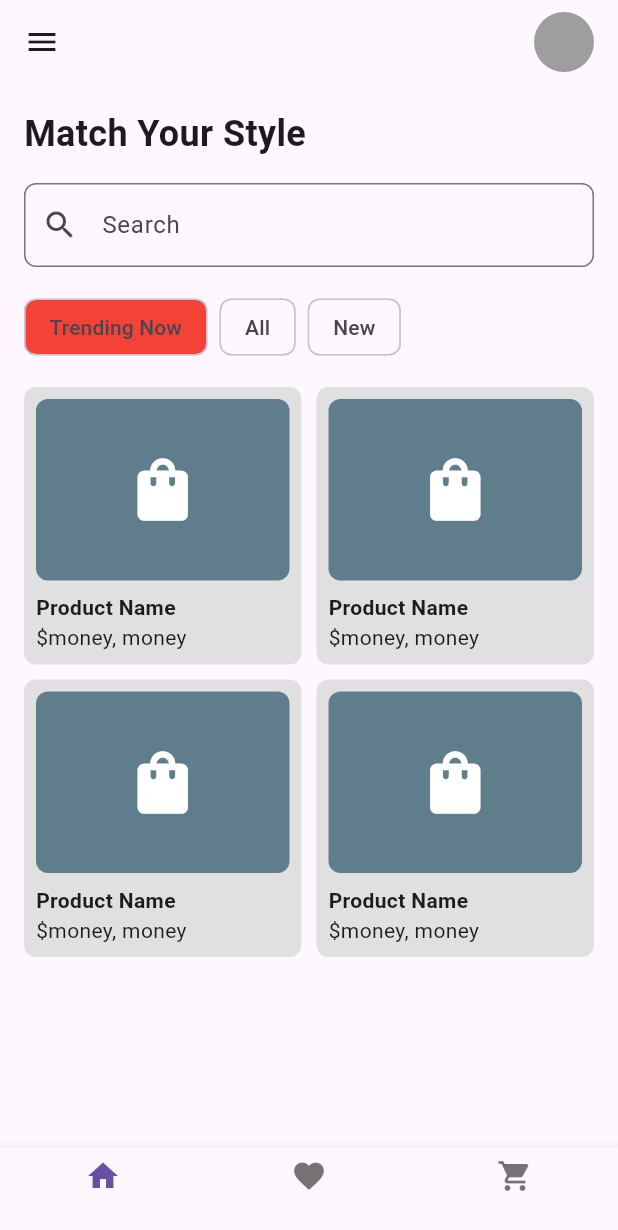
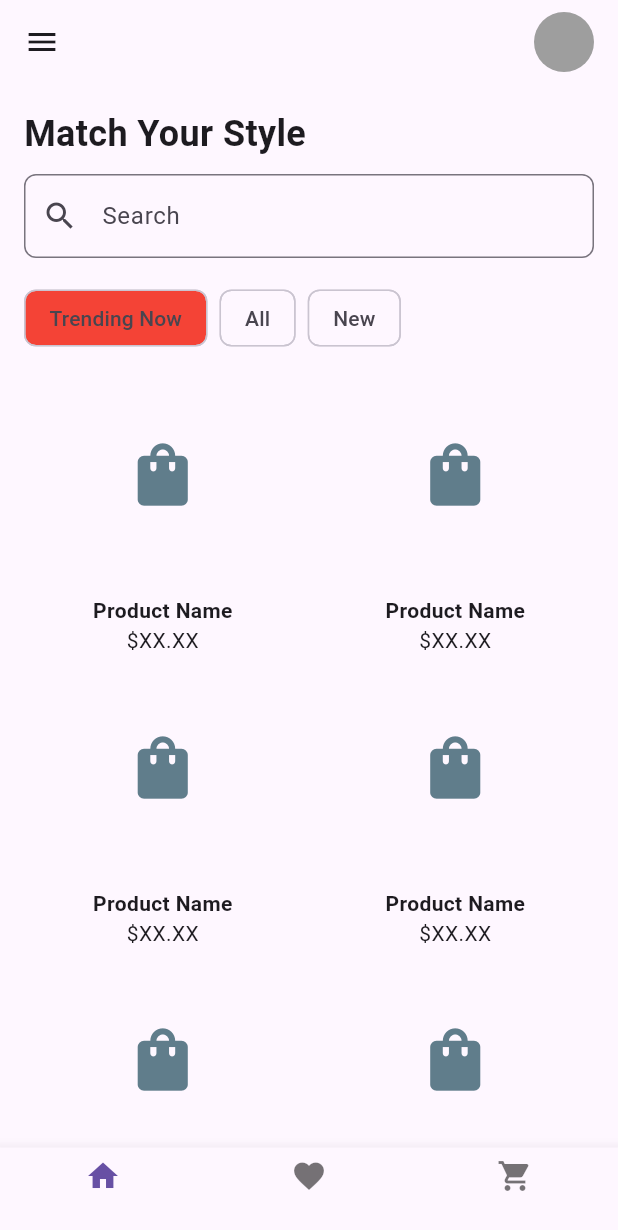
Before and after one commit to ThePwningApple2002/Flutter_App, a Flutter app: the screen it shows after launch, on a phone screen of 412 x 824 dp. Shown: the top 1230 px of the screen. Run offline on Flutter 3.47's test engine with Material 3 defaults, Android fonts, the light colour scheme and no system bars.

Commit message:
little changes

```diff
--- a/lib/main.dart
+++ b/lib/main.dart
@@ -17,7 +17,7 @@ class FashionPage extends StatelessWidget {
           crossAxisAlignment: CrossAxisAlignment.start,
           children: [
             TitleSection(),
-            SizedBox(height: 16),
+            SizedBox(height: 10),
             SearchField(),
             SizedBox(height: 16),
             FilterChips(),
@@ -115,7 +115,7 @@ class ProductGrid extends StatelessWidget {
       crossAxisCount: 2,
       crossAxisSpacing: 10,
       mainAxisSpacing: 10,
-      children: List.generate(4, (index) {
+      children: List.generate(10, (index) {
         return FashionItem();
       }),
     );
@@ -125,30 +125,32 @@ class ProductGrid extends StatelessWidget {
 class FashionItem extends StatelessWidget {
   @override
   Widget build(BuildContext context) {
-    return Container(
-      padding: EdgeInsets.all(8),
-      decoration: BoxDecoration(
-        color: Colors.grey[300],
-        borderRadius: BorderRadius.circular(8),
-      ),
+    return Center(
       child: Column(
-        crossAxisAlignment: CrossAxisAlignment.start,
+        crossAxisAlignment: CrossAxisAlignment.center,
         children: [
           Expanded(
-            child: Container(
-              decoration: BoxDecoration(
-                color: Colors.blueGrey,
-                borderRadius: BorderRadius.circular(8),
-              ),
-              child: Center(
-                child: Icon(Icons.shopping_bag, color: Colors.white, size: 50),
+            child: Center(
+              child: AspectRatio(
+                aspectRatio: 3 / 4,
+                child: Container(
+                  decoration: BoxDecoration(
+                    borderRadius: BorderRadius.circular(8),
+
+                  ),
+                  child: Center(
+                    child: Icon(Icons.shopping_bag, color: Colors.blueGrey, size: 50),
+                  ),
+                ),
               ),
             ),
           ),
-          SizedBox(height: 8),
-          Text('Product Name',
-              style: TextStyle(fontWeight: FontWeight.bold)),
-          Text('\$money, money'),
+          SizedBox(height: 16),
+          Text(
+            'Product Name',
+            style: TextStyle(fontWeight: FontWeight.bold),
+          ),
+          Text('\$XX.XX'),
         ],
       ),
     );
```
